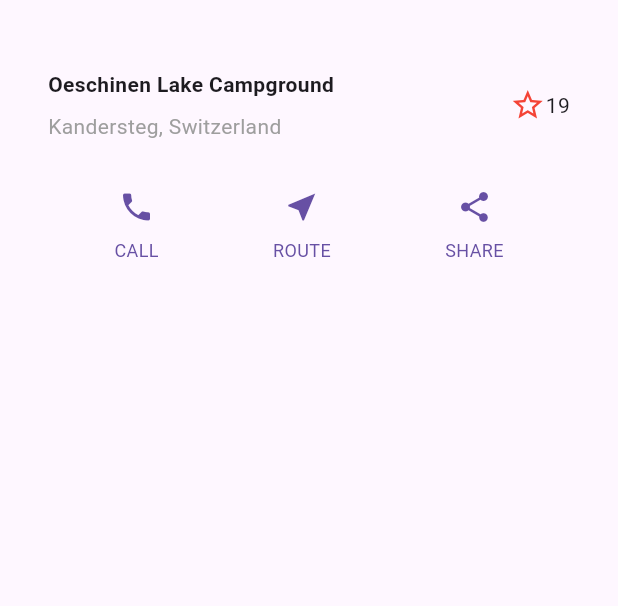
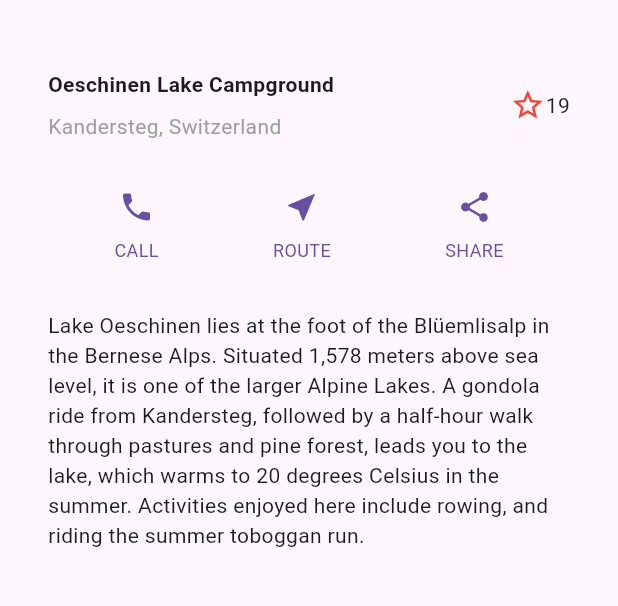
Before and after one commit to li-kuan-gi/flutter-layout-tutorial, a Flutter app: the screen it shows after launch, on a phone screen of 412 x 824 dp, the part 63-669 px from its top. Run offline on Flutter 3.47's test engine with Material 3 defaults, Android fonts, the phone set to English and light mode, and no system bars.

Commit message:
add texts

```diff
--- a/lib/main.dart
+++ b/lib/main.dart
@@ -30,6 +30,19 @@ class MyApp extends StatelessWidget {
                 totalFavorites: 19,
               ),
               ButtonSection(),
+              Padding(
+                padding: EdgeInsets.all(32),
+                child: Text(
+                  'Lake Oeschinen lies at the foot of the Blüemlisalp in the '
+                  'Bernese Alps. Situated 1,578 meters above sea level, it '
+                  'is one of the larger Alpine Lakes. A gondola ride from '
+                  'Kandersteg, followed by a half-hour walk through pastures '
+                  'and pine forest, leads you to the lake, which warms to 20 '
+                  'degrees Celsius in the summer. Activities enjoyed here '
+                  'include rowing, and riding the summer toboggan run.',
+                  softWrap: true,
+                ),
+              ),
             ],
           ),
         ),
```
